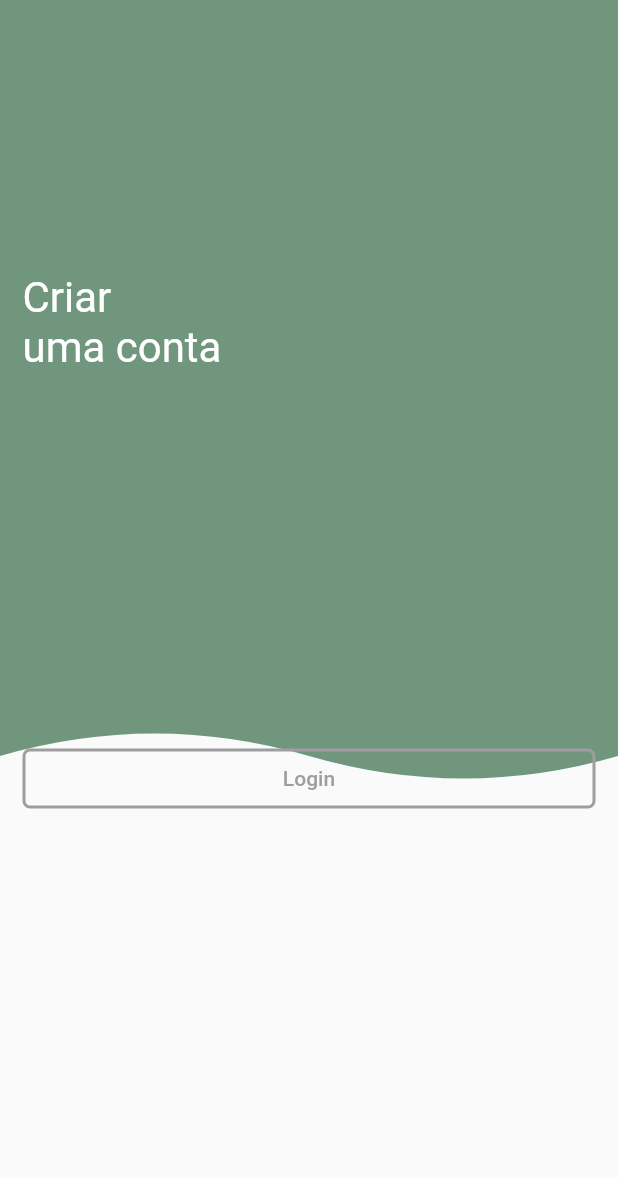
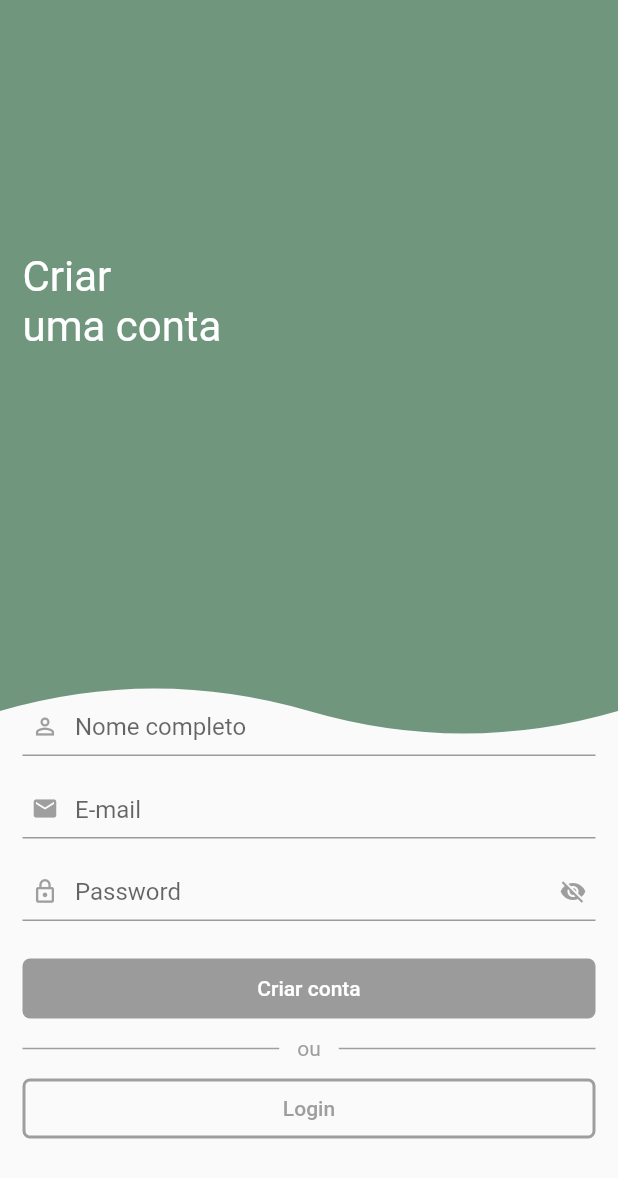
Before and after one commit to dbarbos/bo_challenge, a Flutter app: the CreateAccountScreen screen opened directly, after a tap on "Login", after a tap on "Criar conta", on a phone screen of 412 x 824 dp. Shown: the top 1178 px of the screen. Run offline on Flutter 3.47's test engine with Material 2 defaults, Android fonts, the light colour scheme and no system bars; our stand-ins replace adaptive_dialog, flutter_mobx, google_fonts, material_design_icons_flutter, mobx; generated files the repository leaves out were written again.

Commit message:
finished login screen finished create account screen created main tab screen finished news screen

```diff
--- /dev/null
+++ b/lib/custom_widgets/create_account_button.dart
@@ -0,0 +1,45 @@
+import 'package:flutter/material.dart';
+
+class CreateAccountButton extends StatelessWidget {
+  final bool isEnabled;
+  final bool isLoading;
+
+  final Function() action;
+
+  const CreateAccountButton(
+      {Key key,
+      @required this.isEnabled,
+      this.action,
+      @required this.isLoading})
+      : super(key: key);
+
+  @override
+  Widget build(BuildContext context) {
+    return Container(
+      height: 40,
+      width: double.infinity,
+      child: RaisedButton(
+        onPressed: isEnabled ? action : null,
+        elevation: 0,
+        color: Theme.of(context).primaryColor,
+        shape: RoundedRectangleBorder(
+          borderRadius: BorderRadius.circular(5),
+        ),
+        child: isLoading
+            ? Container(
+                width: 25,
+                height: 25,
+                child: CircularProgressIndicator(
+                  valueColor: AlwaysStoppedAnimation(Colors.white),
+                ),
+              )
+            : Text(
+                "Criar conta",
+                style: TextStyle(
+                  color: Colors.white,
+                ),
+              ),
+      ),
+    );
+  }
+}
--- a/lib/screens/login/custom_widgets/email_field.dart
+++ b/lib/custom_widgets/email_field.dart
@@ -5,13 +5,15 @@ class EmailField extends StatelessWidget {
   final Function(String) onChanged;
   final bool isEmailValid;
   final bool isEnabled;
+  final FocusNode focusNode;
 
   const EmailField(
       {Key key,
       this.onSubmitted,
       this.onChanged,
       @required this.isEmailValid,
-      @required this.isEnabled})
+      @required this.isEnabled,
+      this.focusNode})
       : super(key: key);
 
   @override
@@ -45,6 +47,7 @@ class EmailField extends StatelessWidget {
               textInputAction: TextInputAction.next,
               keyboardType: TextInputType.emailAddress,
               autocorrect: false,
+              focusNode: focusNode,
               enabled: isEnabled,
               onSubmitted: (value) {
                 onSubmitted(context);
--- /dev/null
+++ b/lib/custom_widgets/name_field.dart
@@ -0,0 +1,74 @@
+import 'package:flutter/material.dart';
+
+class NameField extends StatelessWidget {
+  final Function(BuildContext) onSubmitted;
+  final Function(String) onChanged;
+  final bool isNameValid;
+  final bool isEnabled;
+
+  const NameField(
+      {Key key,
+      this.onSubmitted,
+      this.onChanged,
+      @required this.isNameValid,
+      @required this.isEnabled})
+      : super(key: key);
+
+  @override
+  Widget build(BuildContext context) {
+    return Container(
+      height: 40,
+      child: Stack(
+        children: [
+          Row(
+            children: [
+              customIcon(
+                context: context,
+                icon: Icons.person_outline,
+                isActive: isNameValid,
+              ),
+              Expanded(
+                child: Container(),
+              ),
+              isNameValid
+                  ? customIcon(
+                      context: context,
+                      icon: Icons.check,
+                      isActive: isNameValid,
+                    )
+                  : Container(),
+            ],
+          ),
+          Container(
+            child: TextField(
+              textCapitalization: TextCapitalization.words,
+              textInputAction: TextInputAction.next,
+              keyboardType: TextInputType.text,
+              autocorrect: false,
+              enabled: isEnabled,
+              onSubmitted: (value) {
+                onSubmitted(context);
+              },
+              onChanged: onChanged,
+              decoration: InputDecoration(
+                contentPadding: EdgeInsets.fromLTRB(35.0, 20.0, 35.0, 10.0),
+                hintText: "Nome completo",
+              ),
+            ),
+          ),
+        ],
+      ),
+    );
+  }
+
+  Widget customIcon({IconData icon, bool isActive, BuildContext context}) {
+    return Container(
+      width: 30,
+      child: Icon(
+        icon,
+        size: 18,
+        color: isActive ? Theme.of(context).primaryColor : Colors.grey,
+      ),
+    );
+  }
+}
--- a/lib/screens/create_account/create_account_screen.dart
+++ b/lib/screens/create_account/create_account_screen.dart
@@ -1,7 +1,16 @@
-import 'package:boti_challenge/screens/login/custom_widgets/go_to_login_button.dart';
-import 'package:boti_challenge/screens/login/extra/custom_login_background_painter.dart';
+import 'package:boti_challenge/custom_widgets/create_account_button.dart';
+import 'package:boti_challenge/custom_widgets/email_field.dart';
+import 'package:boti_challenge/custom_widgets/go_to_login_button.dart';
+import 'package:boti_challenge/custom_widgets/name_field.dart';
+import 'package:boti_challenge/custom_widgets/password_field.dart';
+import 'package:boti_challenge/extra/custom_login_background_painter.dart';
+import 'package:boti_challenge/screens/main_tab_screen/main_tab_screen.dart';
 import 'package:flutter/material.dart';
 import 'package:flutter/services.dart';
+import 'package:flutter_mobx/flutter_mobx.dart';
+import 'package:mobx/mobx.dart';
+
+import 'stores/createaccountstore.dart';
 
 class CreateAccountScreen extends StatefulWidget {
   @override
@@ -9,6 +18,20 @@ class CreateAccountScreen extends StatefulWidget {
 }
 
 class _CreateAccountScreenState extends State<CreateAccountScreen> {
+  CreateAccountStore createAccountStore = CreateAccountStore();
+
+  @override
+  void didChangeDependencies() {
+    super.didChangeDependencies();
+
+    autorun((_) {
+      if (createAccountStore.loginStore.isLoggedIn) {
+        Navigator.of(context).pushReplacement(
+            MaterialPageRoute(builder: (_) => MainTabScreen()));
+      }
+    });
+  }
+
   @override
   Widget build(BuildContext context) {
     return AnnotatedRegion<SystemUiOverlayStyle>(
@@ -21,7 +44,7 @@ class _CreateAccountScreenState extends State<CreateAccountScreen> {
               Column(
                 children: [
                   Container(
-                    height: MediaQuery.of(context).size.height - 320,
+                    height: MediaQuery.of(context).size.height - 350,
                     width: double.infinity,
                     child: CustomPaint(
                       painter: CustomLoginBackgroundPainter(
@@ -39,7 +62,7 @@ class _CreateAccountScreenState extends State<CreateAccountScreen> {
                   child: Column(
                     children: [
                       Container(
-                        height: MediaQuery.of(context).size.height - 340,
+                        height: MediaQuery.of(context).size.height - 375,
                         child: Align(
                           alignment: Alignment(-1, -0.2),
                           child: Text(
@@ -50,6 +73,76 @@ class _CreateAccountScreenState extends State<CreateAccountScreen> {
                             ),
                           ),
                         ),
+                      ),
+                      Observer(builder: (_) {
+                        return NameField(
+                          isEnabled: !createAccountStore.isLoading,
+                          isNameValid: createAccountStore.isNameValid,
+                          onChanged: createAccountStore.changeName,
+                          onSubmitted: createAccountStore.requestEmailFocus,
+                        );
+                      }),
+                      SizedBox(
+                        height: 15,
+                      ),
+                      Observer(builder: (_) {
+                        return EmailField(
+                          focusNode: createAccountStore.emailFocus,
+                          onSubmitted: createAccountStore.requestPasswordFocus,
+                          onChanged: createAccountStore.changeEmail,
+                          isEmailValid: createAccountStore.isEmailValid,
+                          isEnabled: !createAccountStore.isLoading,
+                        );
+                      }),
+                      SizedBox(
+                        height: 15,
+                      ),
+                      Observer(builder: (_) {
+                        return PasswordField(
+                          focusNode: createAccountStore.passwordFocus,
+                          onChanged: createAccountStore.changePassword,
+                          isPasswordValid: createAccountStore.isPasswordValid,
+                          changePasswordVisibility:
+                              createAccountStore.changePasswordVisibility,
+                          obscurePassword: createAccountStore.obscurePassword,
+                          isEnabled: !createAccountStore.isLoading,
+                        );
+                      }),
+                      SizedBox(
+                        height: 25,
+                      ),
+                      Observer(builder: (_) {
+                        return CreateAccountButton(
+                          isEnabled:
+                              createAccountStore.isCreateAccountFormValid,
+                          isLoading: createAccountStore.isLoading,
+                          action: createAccountStore.createAccountAndLogin,
+                        );
+                      }),
+                      Row(
+                        children: [
+                          Expanded(
+                            child: Container(
+                              height: 1,
+                              color: Colors.grey,
+                            ),
+                          ),
+                          Padding(
+                            padding: const EdgeInsets.all(12.0),
+                            child: Text(
+                              "ou",
+                              style: TextStyle(
+                                color: Colors.grey,
+                              ),
+                            ),
+                          ),
+                          Expanded(
+                            child: Container(
+                              height: 1,
+                              color: Colors.grey,
+                            ),
+                          ),
+                        ],
                       ),
                       GoToLoginButton(),
                     ],
```
Also changed, not shown: lib/extra/custom_login_background_painter.dart (renamed from lib/screens/login/extra/custom_login_background_painter.dart, +0 -16 lines), lib/screens/create_account/stores/createaccountstore.dart (added, +92 -0 lines), lib/screens/login/login_screen.dart (+5 -6 lines), lib/custom_widgets/go_to_create_account_button.dart (renamed from lib/screens/login/custom_widgets/go_to_create_account_button.dart), lib/custom_widgets/go_to_login_button.dart (renamed from lib/screens/login/custom_widgets/go_to_login_button.dart), lib/custom_widgets/login_button.dart (renamed from lib/screens/login/custom_widgets/login_button.dart), lib/custom_widgets/password_field.dart (renamed from lib/screens/login/custom_widgets/password_field.dart), lib/screens/create_account/stores/createaccountstore.g.dart (added).
